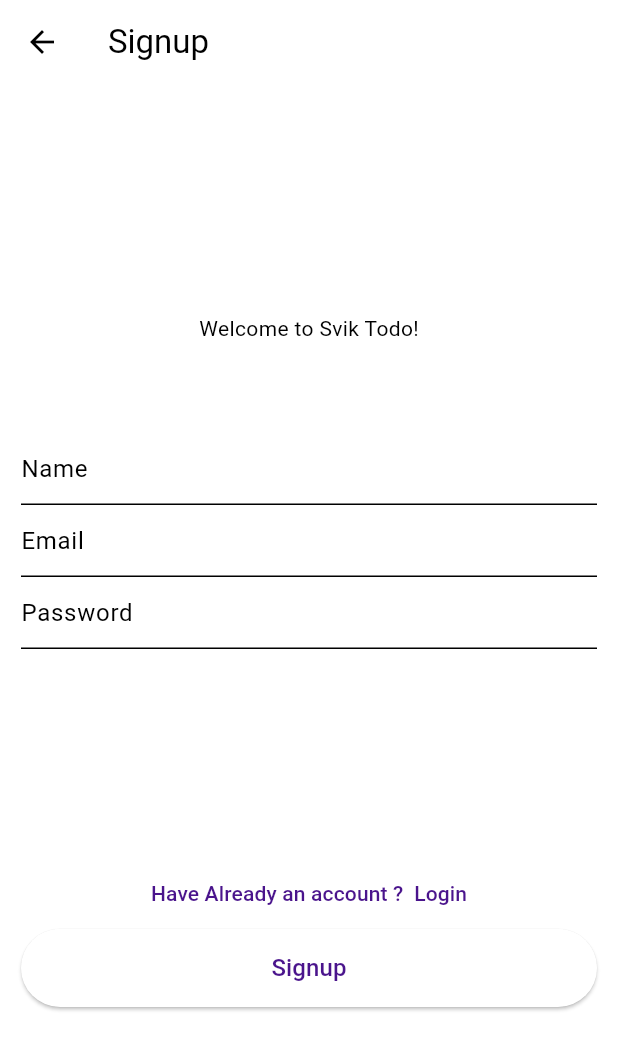
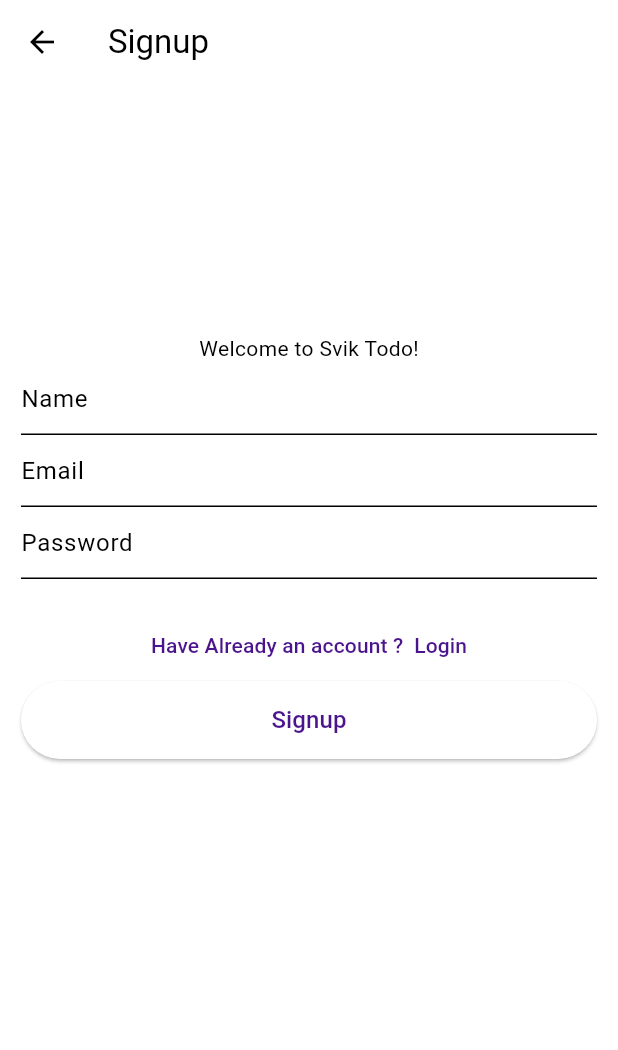
Before and after one commit to Saffron-codes/todoo, a Flutter app: the SignupView screen opened by its route, on a phone screen of 412 x 824 dp. Shown: the top 1050 px of the screen. Run offline on Flutter 3.47's test engine with Material 2 defaults, Android fonts, the phone set to English and light mode, and no system bars; our stand-ins replace bloc, connectivity_plus, dartz, equatable, flutter_bloc, flutter_dotenv and 4 more; accounts and stored records are empty; network calls fail.

Commit message:
Solved some ui issues

```diff
--- a/lib/core/error/exceptions.dart
+++ b/lib/core/error/exceptions.dart
@@ -1,2 +1,7 @@
 // class AuthException implements Exception{}
 class DatabaseException implements Exception {}
+
+class AuthException implements Exception {
+  final String message;
+  AuthException({required this.message});
+}
--- a/lib/core/error/failures.dart
+++ b/lib/core/error/failures.dart
@@ -5,5 +5,8 @@ abstract class Failure extends Equatable {
   List<Object> get props => [];
 }
 
-class AuthFailure extends Failure {}
+class AuthFailure extends Failure {
+  final String message;
+  AuthFailure({required this.message});
+}
 class TodoFailure extends Failure {}
--- a/lib/presentation/bloc/login_bloc/login_bloc.dart
+++ b/lib/presentation/bloc/login_bloc/login_bloc.dart
@@ -16,7 +16,7 @@ class LoginBloc extends Bloc<LoginEvent, LoginState> {
           LoginParams(email: event.email, password: event.password);
       final failureOrUser = await login(loginParams);
       final result = failureOrUser.fold(
-        (failure) => LoginFailure(message: "Some Error Occured"),
+        (failure) => LoginFailure(message: failure.message),
         (user) => LoginSuccess(),
       );
       emit(result);
--- a/lib/presentation/bloc/signup_bloc/signup_bloc.dart
+++ b/lib/presentation/bloc/signup_bloc/signup_bloc.dart
@@ -11,11 +11,12 @@ class SignupBloc extends Bloc<SignupEvent, SignupState> {
   SignupBloc({required this.signup}) : super(SignupInitial()) {
     on<SignInButtonPressed>((event, emit) async {
       emit(SignupLoading());
+      print(event.username);
       SignupParams signupParams =
-          SignupParams(email: event.email,username: event.password, password: event.password);
+          SignupParams(email: event.email,username: event.username, password: event.password);
       final failureOrUser = await signup(signupParams);
       final result = failureOrUser.fold(
-        (failure) => SignupFailure(message: "Some Error Occured"),
+        (failure) => SignupFailure(message: failure.message),
         (user) => SignupSuccess(),
       );
       emit(result);
--- a/lib/presentation/bloc/todo_crud_bloc/todo_crud_bloc.dart
+++ b/lib/presentation/bloc/todo_crud_bloc/todo_crud_bloc.dart
@@ -11,6 +11,8 @@ class TodoCrudBloc extends Bloc<TodoCrudEvent, TodoCrudState> {
   final CheckTodo checkTodo;
 
   TodoCrudBloc({required this.deleteTodo,required this.checkTodo}) : super(TodoCrudInitial()) {
+
+
     on<DeleteTodoEvent>((event, emit) async {
       emit(TodoDeleteLoading());
       DeleteTodoParams deleteTodoParams = DeleteTodoParams(event.id);
--- a/lib/presentation/pages/create_todo/create_todo_view.dart
+++ b/lib/presentation/pages/create_todo/create_todo_view.dart
@@ -25,17 +25,15 @@ class CreateTodoPage extends StatelessWidget {
           dialogService.showLoadingDialog(context: context);
         }else if(state is TodoFormLoaded){
           ScaffoldMessenger.of(context).showSnackBar(
-            SnackBar(content: Text('Added Successfully'))
+            SnackBar(content: Text('Added Successfully'),duration: Duration(milliseconds: 500),)
           );
-          // toastService.successToast(message: "Added Todo");
           dialogService.closeDialog(context: context);
           Navigator.pop(context);
         }else {
           dialogService.closeDialog(context: context);
           ScaffoldMessenger.of(context).showSnackBar(
-            SnackBar(content: Text('Some error occurred'))
+            SnackBar(content: Text('Some error occurred'),backgroundColor: Colors.redAccent,)
           );
-          // toastService.errorToast(message: "Some error occurred");
         }
       },
       child: Scaffold(
--- a/lib/presentation/pages/login/login_view.dart
+++ b/lib/presentation/pages/login/login_view.dart
@@ -37,9 +37,10 @@ class LoginView extends StatelessWidget {
         ),
         body: BlocListener<LoginBloc, LoginState>(
             listener: (context, state) {
+              // print(state);
               if (state is LoginFailure) {
                 dialogService.closeDialog(context: context);
-                toastService.errorToast(message: "Login Error");
+                toastService.errorToast(message: state.message);
               } else if (state is LoginSuccess) {
                 dialogService.closeDialog(context: context);
                 toastService.successToast(message: "Login was Success");
--- a/lib/presentation/pages/signup/signup_view.dart
+++ b/lib/presentation/pages/signup/signup_view.dart
@@ -21,7 +21,7 @@ class _SignupViewState extends State<SignupView> {
   TextEditingController _passwordController = TextEditingController();
   TextEditingController _usernameController = TextEditingController();
   final _loginFormKey = GlobalKey<FormState>();
-    final dialogService = DialogService();
+  final dialogService = DialogService();
   final toastService = ToastService();
 
   void signup() {
@@ -47,7 +47,7 @@ class _SignupViewState extends State<SignupView> {
         listener: (context, state) {
           if (state is SignupFailure) {
             dialogService.closeDialog(context: context);
-            toastService.errorToast(message: "Signup Error");
+            toastService.errorToast(message: state.message);
           } else if (state is SignupSuccess) {
             dialogService.closeDialog(context: context);
             dialogService.closeDialog(context: context);
@@ -67,9 +67,9 @@ class _SignupViewState extends State<SignupView> {
                   flex: 1,
                 ),
                 Center(child: Text("Welcome to Svik Todo!")),
-                SizedBox(
-                  height: 60,
-                ),
+                // SizedBox(
+                //   height: 60,
+                // ),
                 TextFormField(
                   controller: _usernameController,
                   decoration: InputDecoration(hintText: 'Name'),
@@ -101,8 +101,8 @@ class _SignupViewState extends State<SignupView> {
                     }
                   },
                 ),
-                Spacer(
-                  flex: 1,
+                SizedBox(
+                  height: 20,
                 ),
                 TextButton(
                   onPressed: () => Navigator.pushNamed(context, '/login'),
@@ -114,9 +114,12 @@ class _SignupViewState extends State<SignupView> {
                   style: ElevatedButton.styleFrom(
                       minimumSize: Size(MediaQuery.of(context).size.width, 52)),
                 ),
-                Spacer(
-                  flex: 1,
-                ),
+                // (MediaQuery.of(context).size.height * 10) / 100 > 70
+                //     ? Spacer(
+                //         flex: 1,
+                //       )
+                //     : Container(),
+                Spacer(flex: 2,)
               ],
             ),
           ),
```
Also changed, not shown: lib/data/data_sources/auth/auth_data_source.dart (+12 -11 lines), lib/data/repositories/auth/auth_repository_impl.dart (+7 -6 lines), lib/presentation/pages/all_todos/widgets/todo_tile.dart (+37 -25 lines).
